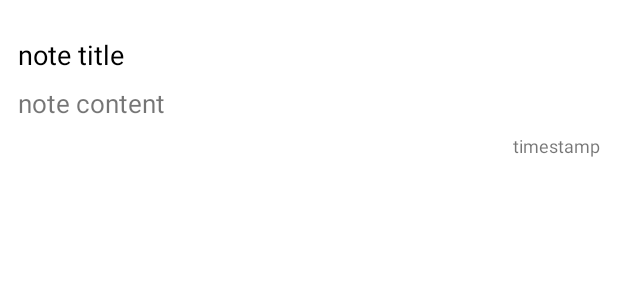
After one commit to phillycodes/Cryptic_Notes, an Android app: the layout recycler_note_item.xml on its own in the app's theme, with its tools: preview values and no code run, on a phone screen of 412 x 824 dp. The commit adds this screen. Shown: the top 300 px of the screen. Run offline under Robolectric (Android 15) with nearby library versions, the phone set to English and light mode, and no system bars.

Commit message:
recycler_note_item.xml provides the template for the notes organization. NoteAdapter.java organizes the data onto the template. MainActivity.java sets up the recycler view by querying the data and organizing it by timestamp. Utilizing the onStart, onStop, and onResume methods we are able to update the NoteAdapter class which provides the recycler view with the updated content.

```diff
--- a/app/build.gradle
+++ b/app/build.gradle
@@ -37,6 +37,8 @@ dependencies {
     implementation 'com.google.firebase:firebase-analytics:21.2.0'
     implementation 'com.google.firebase:firebase-auth:21.1.0'
     implementation 'com.google.firebase:firebase-firestore:24.1.1'
+    // FirebaseUI for Cloud Firestore
+    implementation 'com.firebaseui:firebase-ui-firestore:8.0.2'
     testImplementation 'junit:junit:4.13.2'
     androidTestImplementation 'androidx.test.ext:junit:1.1.5'
     androidTestImplementation 'androidx.test.espresso:espresso-core:3.5.1'
--- /dev/null
+++ b/app/src/main/res/drawable/baseline_menu_24.xml
@@ -0,0 +1,5 @@
+<vector android:height="24dp" android:tint="#000000"
+    android:viewportHeight="24" android:viewportWidth="24"
+    android:width="24dp" xmlns:android="http://schemas.android.com/apk/res/android">
+    <path android:fillColor="@android:color/white" android:pathData="M3,18h18v-2L3,16v2zM3,13h18v-2L3,11v2zM3,6v2h18L21,6L3,6z"/>
+</vector>
--- /dev/null
+++ b/app/src/main/res/layout/recycler_note_item.xml
@@ -0,0 +1,38 @@
+<?xml version="1.0" encoding="utf-8"?>
+<LinearLayout xmlns:android="http://schemas.android.com/apk/res/android"
+    android:orientation="vertical"
+    android:layout_width="match_parent"
+    android:layout_height="wrap_content"
+    android:padding="12dp"
+    android:layout_marginVertical="8dp"
+    android:backgroundTint="@color/white"
+    android:background="@drawable/rounded_corner">
+
+    <TextView
+        android:layout_width="match_parent"
+        android:layout_height="wrap_content"
+        android:id="@+id/note_title_text_view"
+        android:text="note title"
+        android:textColor="@color/black"
+        android:textSize="18sp"
+        android:layout_marginVertical="4dp"/>
+    <TextView
+        android:layout_width="match_parent"
+        android:layout_height="wrap_content"
+        android:id="@+id/note_content_text_view"
+        android:text="note content"
+        android:maxLines="2"
+        android:ellipsize="end"
+        android:textSize="17sp"
+        android:layout_marginVertical="4dp"/>
+
+    <TextView
+        android:layout_width="match_parent"
+        android:layout_height="wrap_content"
+        android:id="@+id/note_timestamp_text_view"
+        android:text="timestamp"
+        android:gravity="right"
+        android:textSize="12sp"
+        android:layout_marginVertical="4dp"/>
+
+</LinearLayout>
```
Also changed, not shown: app/src/main/java/com/example/crypticnotes/MainActivity.java (+44 -0 lines), app/src/main/java/com/example/crypticnotes/NoteAdapter.java (added, +58 -0 lines), app/src/main/java/com/example/crypticnotes/Utility.java (+8 -0 lines), app/src/main/res/layout/activity_main.xml (+34 -2 lines).
